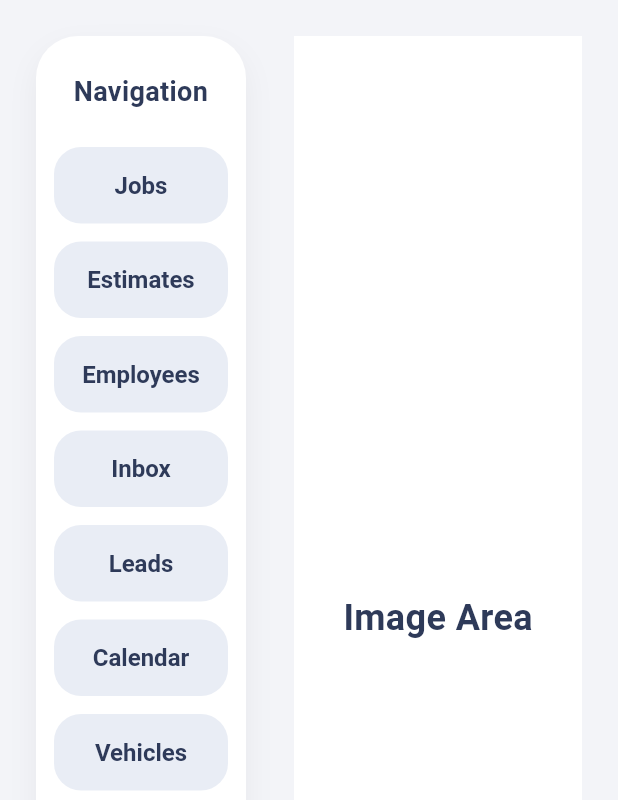
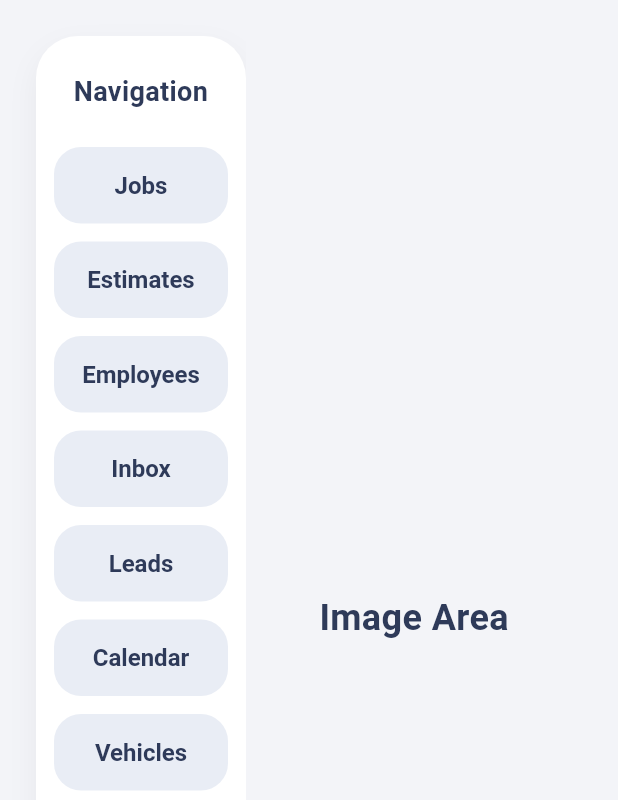
Before and after one commit to Pistote-Initative-Studio/Americas-Perfect-Home, a Flutter app: the screen it shows after launch, on a phone screen of 412 x 824 dp. Shown: the top 800 px of the screen. Run offline on Flutter 3.47's test engine with Material 3 defaults, Android fonts, the phone set to English and light mode, and no system bars.

Commit message:
Adjust content area layout background

```diff
--- a/lib/main.dart
+++ b/lib/main.dart
@@ -102,10 +102,9 @@ class NavigationPage extends StatelessWidget {
                   ],
                 ),
               ),
-              const SizedBox(width: 32),
               Expanded(
                 child: Container(
-                  color: Colors.white,
+                  color: const Color(0xFFF3F4F8),
                   child: Center(
                     child: Text(
                       'Image Area',
```
